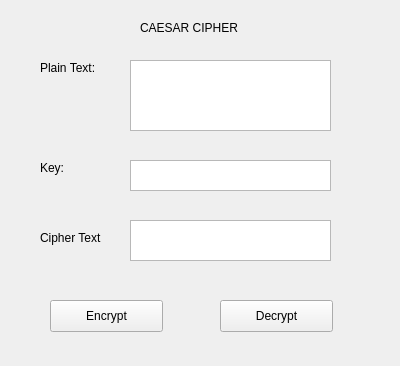
This is lap-03/ui/caesar.ui in tytypham/THBMTTNC-2410060235-PHAMTHIHAU as Qt 5 draws it before an edit. The edited form follows.
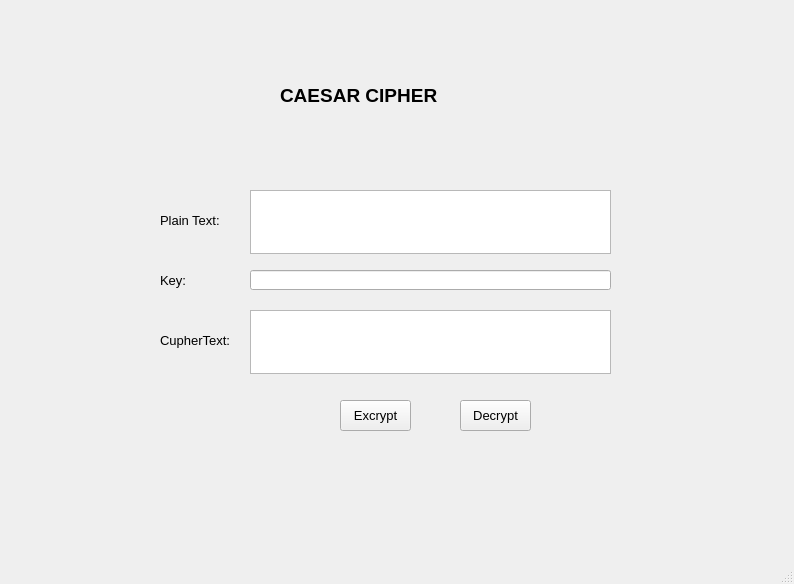
This is the edited form.

```diff
--- a/lap-03/ui/caesar.ui
+++ b/lap-03/ui/caesar.ui
@@ -1,50 +1,98 @@
 <?xml version="1.0" encoding="UTF-8"?>
 <ui version="4.0">
- <class>Form</class>
- <widget class="QWidget" name="Form">
+ <class>MainWindow</class>
+ <widget class="QMainWindow" name="MainWindow">
   <property name="geometry">
    <rect>
     <x>0</x>
     <y>0</y>
-    <width>400</width>
-    <height>366</height>
+    <width>794</width>
+    <height>584</height>
    </rect>
   </property>
   <property name="windowTitle">
    <string>Form</string>
   </property>
+  <widget class="QWidget" name="centralwidget">
   <widget class="QLabel" name="label">
    <property name="geometry">
     <rect>
-     <x>140</x>
-     <y>20</y>
-     <width>131</width>
-     <height>16</height>
-    </rect>
-   </property>
-   <property name="text">
-    <string>CAESAR CIPHER</string>
-   </property>
-  </widget>
-  <widget class="QTextEdit" name="textBrowser">
-   <property name="geometry">
-    <rect>
-     <x>130</x>
+      <x>280</x>
      <y>60</y>
-     <width>201</width>
+      <width>261</width>
      <height>71</height>
     </rect>
    </property>
+    <property name="font">
+     <font>
+      <pointsize>14</pointsize>
+      <weight>75</weight>
+      <bold>true</bold>
+     </font>
+    </property>
+    <property name="text">
+     <string>CAESAR CIPHER</string>
+    </property>
+   </widget>
+   <widget class="QTextEdit" name="txt_plain_text">
+    <property name="geometry">
+     <rect>
+      <x>250</x>
+      <y>190</y>
+      <width>361</width>
+      <height>64</height>
+     </rect>
+    </property>
+    <property name="font">
+     <font>
+      <pointsize>12</pointsize>
+     </font>
+    </property>
+   </widget>
+   <widget class="QLineEdit" name="txt_key">
+    <property name="geometry">
+     <rect>
+      <x>250</x>
+      <y>270</y>
+      <width>361</width>
+      <height>20</height>
+     </rect>
+    </property>
+    <property name="font">
+     <font>
+      <pointsize>12</pointsize>
+     </font>
+    </property>
+   </widget>
+   <widget class="QTextEdit" name="txt_cipher_text">
+    <property name="geometry">
+     <rect>
+      <x>250</x>
+      <y>310</y>
+      <width>361</width>
+      <height>64</height>
+     </rect>
+    </property>
+    <property name="font">
+     <font>
+      <pointsize>12</pointsize>
+     </font>
+    </property>
   </widget>
   <widget class="QLabel" name="label_2">
    <property name="geometry">
     <rect>
-     <x>40</x>
-     <y>60</y>
-     <width>60</width>
-     <height>16</height>
-    </rect>
-   </property>
+      <x>160</x>
+      <y>200</y>
+      <width>91</width>
+      <height>41</height>
+     </rect>
+    </property>
+    <property name="font">
+     <font>
+      <pointsize>10</pointsize>
+     </font>
+    </property>
    <property name="text">
     <string>Plain Text:</string>
    </property>
@@ -52,75 +100,92 @@
   <widget class="QLabel" name="label_3">
    <property name="geometry">
     <rect>
-     <x>40</x>
-     <y>160</y>
-     <width>60</width>
-     <height>16</height>
-    </rect>
-   </property>
+      <x>160</x>
+      <y>260</y>
+      <width>91</width>
+      <height>41</height>
+     </rect>
+    </property>
+    <property name="font">
+     <font>
+      <pointsize>10</pointsize>
+     </font>
+    </property>
    <property name="text">
     <string>Key:</string>
    </property>
   </widget>
-  <widget class="QTextEdit" name="textBrowser_2">
-   <property name="geometry">
-    <rect>
-     <x>130</x>
-     <y>160</y>
-     <width>201</width>
-     <height>31</height>
-    </rect>
-   </property>
-  </widget>
   <widget class="QLabel" name="label_4">
    <property name="geometry">
     <rect>
-     <x>40</x>
-     <y>230</y>
-     <width>81</width>
-     <height>16</height>
-    </rect>
-   </property>
-   <property name="text">
-    <string>Cipher Text</string>
-   </property>
-  </widget>
-  <widget class="QTextEdit" name="textBrowser_3">
-   <property name="geometry">
-    <rect>
-     <x>130</x>
-     <y>220</y>
-     <width>201</width>
+      <x>160</x>
+      <y>320</y>
+      <width>91</width>
      <height>41</height>
     </rect>
    </property>
-  </widget>
-  <widget class="QPushButton" name="pushButton">
+    <property name="font">
+     <font>
+      <pointsize>10</pointsize>
+      <weight>50</weight>
+      <bold>false</bold>
+     </font>
+    </property>
+    <property name="text">
+     <string>CupherText:</string>
+    </property>
+    <property name="textFormat">
+     <enum>Qt::RichText</enum>
+    </property>
+   </widget>
+   <widget class="QPushButton" name="btn_encrypt">
    <property name="geometry">
     <rect>
-     <x>50</x>
-     <y>300</y>
-     <width>113</width>
-     <height>32</height>
-    </rect>
-   </property>
+      <x>340</x>
+      <y>400</y>
+      <width>71</width>
+      <height>31</height>
+     </rect>
+    </property>
+    <property name="font">
+     <font>
+      <pointsize>10</pointsize>
+     </font>
+    </property>
    <property name="text">
-    <string>Encrypt</string>
-   </property>
-  </widget>
-  <widget class="QPushButton" name="pushButton_2">
+     <string>Excrypt</string>
+    </property>
+   </widget>
+   <widget class="QPushButton" name="btn_decrypt">
    <property name="geometry">
     <rect>
-     <x>220</x>
-     <y>300</y>
-     <width>113</width>
-     <height>32</height>
-    </rect>
-   </property>
+      <x>460</x>
+      <y>400</y>
+      <width>71</width>
+      <height>31</height>
+     </rect>
+    </property>
+    <property name="font">
+     <font>
+      <pointsize>10</pointsize>
+     </font>
+    </property>
    <property name="text">
     <string>Decrypt</string>
    </property>
   </widget>
+  </widget>
+  <widget class="QMenuBar" name="menubar">
+   <property name="geometry">
+    <rect>
+     <x>0</x>
+     <y>0</y>
+     <width>794</width>
+     <height>18</height>
+    </rect>
+   </property>
+  </widget>
+  <widget class="QStatusBar" name="statusbar"/>
  </widget>
  <resources/>
  <connections/>
```
Left out of the diff: 2 changed lines with no effect on the pictures. Lines whose indentation alone changed are shown as unchanged.
